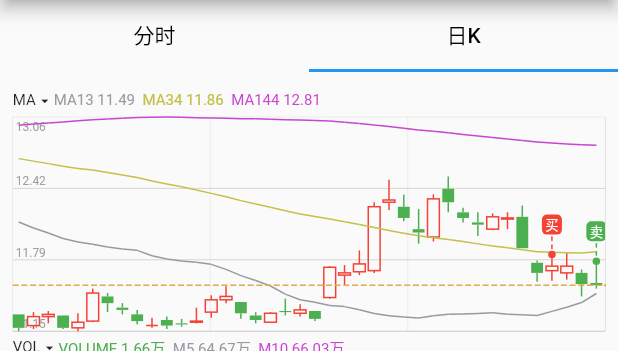
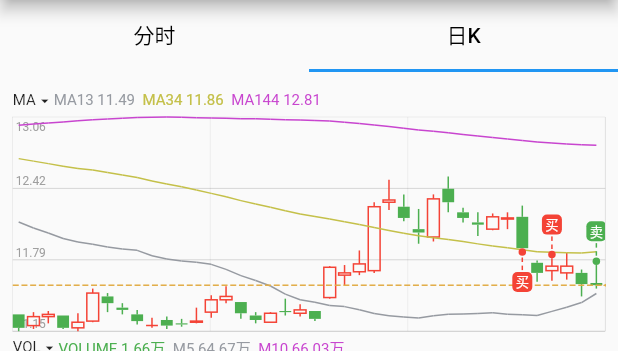
Before and after one commit to BrinedFish0222/flutter_kline, a Flutter app: the screen it shows after launch, on a phone screen of 412 x 824 dp, the part 84-435 px from its top. Run offline on Flutter 3.47's test engine with Material 2 defaults, Android fonts, the phone set to English and light mode, and no system bars.

Commit message:
增加badge反转示例

```diff
--- a/lib/example/example_badge_data.dart
+++ b/lib/example/example_badge_data.dart
@@ -5,10 +5,18 @@ import 'package:flutter_kline/widget/bs_point_widget.dart';
 class ExampleBadgeData {
   static BadgeChartVo get badgeChartVo {
     List<BadgeChartData?> dataList = [];
-    for (int i = 0; i < 796; ++i) {
+    for (int i = 0; i < 794; ++i) {
       dataList.add(null);
     }
     dataList.addAll([
+      BadgeChartData(
+        minSize: const Size(20, 30),
+        widget: const BsPointWidget.buy(),
+        invertWidget: const BsPointWidget.buy(invert: true,),
+        value: 12.7,
+        invertValue: 11.89,
+      ),
+      null,
       BadgeChartData(
         minSize: const Size(20, 30),
         widget: const BsPointWidget.buy(),
--- a/lib/vo/badge_chart_vo.dart
+++ b/lib/vo/badge_chart_vo.dart
@@ -135,7 +135,7 @@ class BadgeChartData<E> extends BaseChartData<E> {
   Size? minSize;
 
   /// 高度倍数
-  double heighMultiple;
+  double highMultiple;
 
   /// 决定 badge 在图中的高度位置。
   /// 如果[value]为空，会默认设置为当前y轴数据点最大值
@@ -158,7 +158,7 @@ class BadgeChartData<E> extends BaseChartData<E> {
     Widget? invertWidget,
     this.padding = defaultPadding,
     this.minSize,
-    this.heighMultiple = 2,
+    this.highMultiple = 2,
     this.value,
     double? invertValue,
     super.extrasData,
--- a/lib/widget/badge_widget.dart
+++ b/lib/widget/badge_widget.dart
@@ -71,7 +71,7 @@ class _BadgePositionedWidget extends StatelessWidget {
 
   Size _getSize({required double yAxis}) {
     double width = pointWidth;
-    double height = pointWidth * badgeChartData.heighMultiple;
+    double height = pointWidth * badgeChartData.highMultiple;
     if (badgeChartData.minSize != null) {
       width = badgeChartData.minSize!.width > width
           ? badgeChartData.minSize!.width
```
